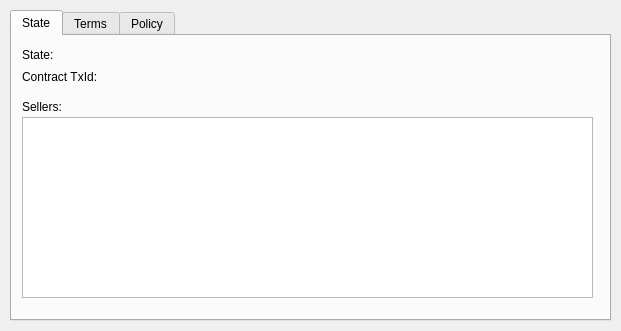
This is classic/gui/ui/BuyingModeSessionWidget.ui in RdeWilde/JoyStream as Qt 5 draws it before an edit. The edited form follows.
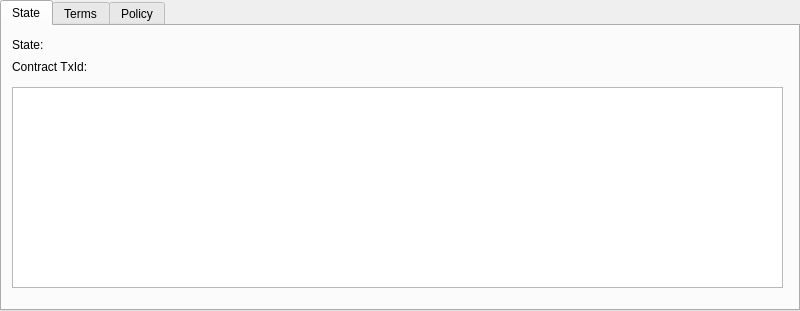
This is the edited form. The open tabs and pages were chosen to show the change.

Commit message: fix(gui::BuyingModeSession): minor details

Diff of the .ui file:
```diff
--- a/classic/gui/ui/BuyingModeSessionWidget.ui
+++ b/classic/gui/ui/BuyingModeSessionWidget.ui
@@ -6,8 +6,8 @@
    <rect>
     <x>0</x>
     <y>0</y>
-    <width>621</width>
-    <height>331</height>
+    <width>800</width>
+    <height>311</height>
    </rect>
   </property>
   <property name="windowTitle">
@@ -16,9 +16,9 @@
   <widget class="QTabWidget" name="tabWidget">
    <property name="geometry">
     <rect>
-     <x>10</x>
-     <y>10</y>
-     <width>601</width>
+     <x>0</x>
+     <y>0</y>
+     <width>800</width>
      <height>311</height>
     </rect>
    </property>
@@ -81,26 +81,13 @@
       <string>&lt;buying mode state&gt;</string>
      </property>
     </widget>
-    <widget class="QLabel" name="SellersListTitleLabel">
-     <property name="geometry">
-      <rect>
-       <x>10</x>
-       <y>60</y>
-       <width>111</width>
-       <height>21</height>
-      </rect>
-     </property>
-     <property name="text">
-      <string>Sellers:</string>
-     </property>
-    </widget>
     <widget class="QTreeView" name="sellersTableView">
      <property name="geometry">
       <rect>
        <x>10</x>
-       <y>81</y>
-       <width>571</width>
-       <height>181</height>
+       <y>61</y>
+       <width>771</width>
+       <height>201</height>
       </rect>
      </property>
     </widget>
```
Left out of the diff: 2 changed lines with no effect on the pictures. The commit also changes 1 other file.
